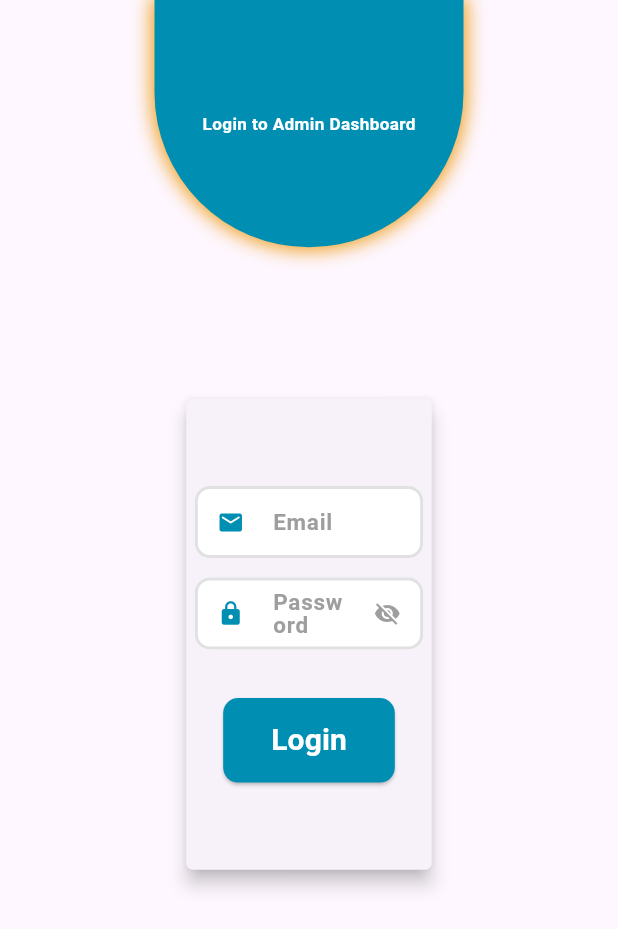
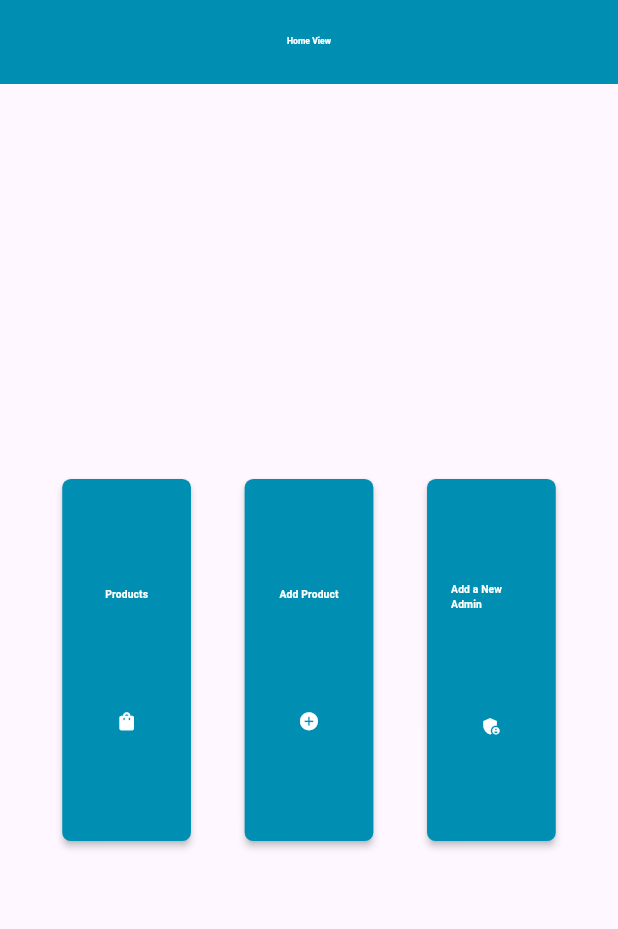
Before and after one commit to M-Waleed-Elsherbeny/E_Commerce_Market_Admin_Dashboard, a Flutter app: the screen it shows after launch, after a tap on "Login", on a phone screen of 412 x 824 dp. Shown: the top 929 px of the screen. Run offline on Flutter 3.47's test engine with Material 3 defaults, Android fonts, the phone set to English and light mode, and no system bars; our stand-ins replace cached_network_image, dio, flutter_bloc, flutter_screenutil, go_router, supabase_flutter; accounts and stored records are empty.

Commit message:
finished home UI

```diff
--- a/lib/core/functions/custom_app_bar.dart
+++ b/lib/core/functions/custom_app_bar.dart
@@ -28,6 +28,5 @@ AppBar buildCustomAppBar(
               color: AppColors.kWhiteColor,
             )
             : Container(),
-    toolbarHeight: 50.h,
   );
 }
--- a/lib/core/routes/app_routes.dart
+++ b/lib/core/routes/app_routes.dart
@@ -1,11 +1,12 @@
 class AppRoutes {
   static const String loginScreen = '/loginScreen';
-  static const String forgetPasswordScreen = '/forgetPasswordScreen';
-  static const String registerScreen = '/registerScreen';
-  static const String mainNavBar = '/mainNavBar';
+  // static const String forgetPasswordScreen = '/forgetPasswordScreen';
+  // static const String registerScreen = '/registerScreen';
+  // static const String mainNavBar = '/mainNavBar';
   static const String homeScreen = '/homeScreen';
-  static const String editProfileScreen = '/editProfileScreen';
-  static const String myOrdersView = '/myOrdersView';
-  static const String productDetailsScreen = '/productDetailsScreen';
-  static const String paymentView = '/paymentView';
+  static const String productsView= '/productsView';
+  // static const String editProfileScreen = '/editProfileScreen';
+  // static const String myOrdersView = '/myOrdersView';
+  // static const String productDetailsScreen = '/productDetailsScreen';
+  // static const String paymentView = '/paymentView';
 }
--- a/lib/core/routes/app_routes_config.dart
+++ b/lib/core/routes/app_routes_config.dart
@@ -1,5 +1,7 @@
 import 'package:admin_dashboard/core/routes/app_routes.dart';
 import 'package:admin_dashboard/features/auth/view/login_view.dart';
+import 'package:admin_dashboard/features/home/view/home_view.dart';
+import 'package:admin_dashboard/features/products/view/products_view.dart';
 import 'package:flutter/material.dart';
 import 'package:go_router/go_router.dart';
 import 'package:supabase_flutter/supabase_flutter.dart';
@@ -17,46 +19,21 @@ class AppRoutesConfig {
         builder: (BuildContext context, GoRouterState state) {
           return const LoginView();
         },
-      ), // features
-      // GoRoute(
-      //   name: AppRoutes.forgetPasswordScreen,
-      //   path: AppRoutes.forgetPasswordScreen,
-      //   builder: (BuildContext context, GoRouterState state) {
-      //     return const ForgetPasswordScreen();
-      //   },
-      // ),
-      // GoRoute(
-      //   name: AppRoutes.registerScreen,
-      //   path: AppRoutes.registerScreen,
-      //   builder: (BuildContext context, GoRouterState state) {
-      //     return const SignupScreen();
-      //   },
-      // ),
-      // GoRoute(
-      //   name: AppRoutes.mainNavBar,
-      //   path: AppRoutes.mainNavBar,
-      //   builder: (BuildContext context, GoRouterState state) {
-      //     return MultiBlocProvider(
-      //       providers: [
-      //         BlocProvider(
-      //           create: (context) => NavBarCubit(),
-      //         ),
-      //         BlocProvider(
-      //           create: (context) => GetProductsCubit(),
-      //         ),
-
-      //       ],
-      //       child: MainNavBar(),
-      //     );
-      //   },
-      // ),
-      // GoRoute(
-      //   name: AppRoutes.homeScreen,
-      //   path: AppRoutes.homeScreen,
-      //   builder: (BuildContext context, GoRouterState state) {
-      //     return const HomeScreen();
-      //   },
-      // ),
+      ),
+      GoRoute(
+        name: AppRoutes.homeScreen,
+        path: AppRoutes.homeScreen,
+        builder: (BuildContext context, GoRouterState state) {
+          return const HomeView();
+        },
+      ),
+      GoRoute(
+        name: AppRoutes.productsView,
+        path: AppRoutes.productsView,
+        builder: (BuildContext context, GoRouterState state) {
+          return const ProductsView();
+        },
+      ),
       // GoRoute(
       //   name: AppRoutes.editProfileScreen,
       //   path: AppRoutes.editProfileScreen,
--- a/lib/features/auth/view/login_view.dart
+++ b/lib/features/auth/view/login_view.dart
@@ -1,10 +1,12 @@
 import 'package:admin_dashboard/core/colors/app_colors.dart';
 import 'package:admin_dashboard/core/functions/email_validator.dart';
+import 'package:admin_dashboard/core/routes/app_routes.dart';
 import 'package:admin_dashboard/core/widgets/custom_search_field.dart';
 import 'package:admin_dashboard/core/widgets/height_spacer.dart';
 import 'package:admin_dashboard/features/auth/widgets/custom_button.dart';
 import 'package:flutter/material.dart';
 import 'package:flutter_screenutil/flutter_screenutil.dart';
+import 'package:go_router/go_router.dart';
 
 class LoginView extends StatefulWidget {
   const LoginView({super.key});
@@ -117,7 +119,9 @@ class _LoginViewState extends State<LoginView> {
                         height: 70.h,
                         child: CustomButton(
                           textButton: "Login",
-                          onPressed: () {},
+                          onPressed: () {
+                            context.push(AppRoutes.homeScreen);
+                          },
                         ),
                       ),
                     ],
--- /dev/null
+++ b/lib/features/home/view/home_view.dart
@@ -0,0 +1,46 @@
+import 'package:admin_dashboard/core/colors/app_colors.dart';
+import 'package:admin_dashboard/core/functions/custom_app_bar.dart';
+import 'package:admin_dashboard/core/routes/app_routes.dart';
+import 'package:admin_dashboard/features/home/widgets/custom_card_chooser.dart';
+import 'package:flutter/material.dart';
+import 'package:flutter_screenutil/flutter_screenutil.dart';
+import 'package:go_router/go_router.dart';
+
+class HomeView extends StatelessWidget {
+  const HomeView({super.key});
+
+  @override
+  Widget build(BuildContext context) {
+    return Scaffold(
+      appBar: buildCustomAppBar(context, "Home View", canPop: false),
+      body: Padding(
+        padding: EdgeInsets.symmetric(horizontal: 20.w, vertical: 20.h),
+        child: Center(
+          child: Row(
+            mainAxisAlignment: MainAxisAlignment.spaceEvenly,
+            crossAxisAlignment: CrossAxisAlignment.start,
+            children: [
+              CustomCardChooser(
+                onPressed: () {
+                  context.pushNamed(AppRoutes.productsView);
+                },
+                title: "Products",
+                icon: Icons.shopping_bag,
+              ),
+              CustomCardChooser(
+                onPressed: () {},
+                title: "Add Product",
+                icon: Icons.add_circle,
+              ),
+              CustomCardChooser(
+                onPressed: () {},
+                title: "Add a New Admin",
+                icon: Icons.admin_panel_settings,
+              ),
+            ],
+          ),
+        ),
+      ),
+    );
+  }
+}
--- /dev/null
+++ b/lib/features/home/widgets/custom_card_chooser.dart
@@ -0,0 +1,45 @@
+import 'package:admin_dashboard/core/colors/app_colors.dart';
+import 'package:flutter/material.dart';
+import 'package:flutter_screenutil/flutter_screenutil.dart';
+
+class CustomCardChooser extends StatelessWidget {
+  const CustomCardChooser({super.key, required this.title, this.icon, this.iconSize, this.onPressed});
+  final String title;
+  final IconData? icon;
+  final double? iconSize;
+  final VoidCallback? onPressed;
+
+  @override
+  Widget build(BuildContext context) {
+    return SizedBox(
+                width: 300.w,
+                height: 300.h,
+                child: MaterialButton(
+                  onPressed: onPressed,
+                  color: AppColors.kPrimaryColor,
+                  shape: RoundedRectangleBorder(
+                    borderRadius: BorderRadius.circular(20.r),
+                  ),
+                  child: Column(
+                    mainAxisAlignment: MainAxisAlignment.spaceEvenly,
+                    crossAxisAlignment: CrossAxisAlignment.center,
+                    children: [
+                      Text(
+                        title,
+                        style: TextStyle(
+                          color: AppColors.kWhiteColor,
+                          fontSize: 24.sp,
+                          fontWeight: FontWeight.bold,
+                        ),
+                      ),
+                      Icon(
+                        icon,
+                        size: iconSize ?? 50.sp,
+                        color: AppColors.kWhiteColor,
+                      ),
+                    ],
+                  ),
+                ),
+              );
+  }
+}
--- /dev/null
+++ b/lib/features/products/view/products_view.dart
@@ -0,0 +1,19 @@
+import 'package:admin_dashboard/core/functions/custom_app_bar.dart';
+import 'package:flutter/material.dart';
+
+class ProductsView extends StatelessWidget {
+  const ProductsView({super.key});
+
+  @override
+  Widget build(BuildContext context) {
+    return Scaffold(
+      appBar: buildCustomAppBar(context, "Products View"),
+      body: Center(
+        child: Text(
+          "Products will be displayed here",
+          style: TextStyle(fontSize: 24, fontWeight: FontWeight.bold),
+        ),
+      ),
+    );
+  }
+}
```
